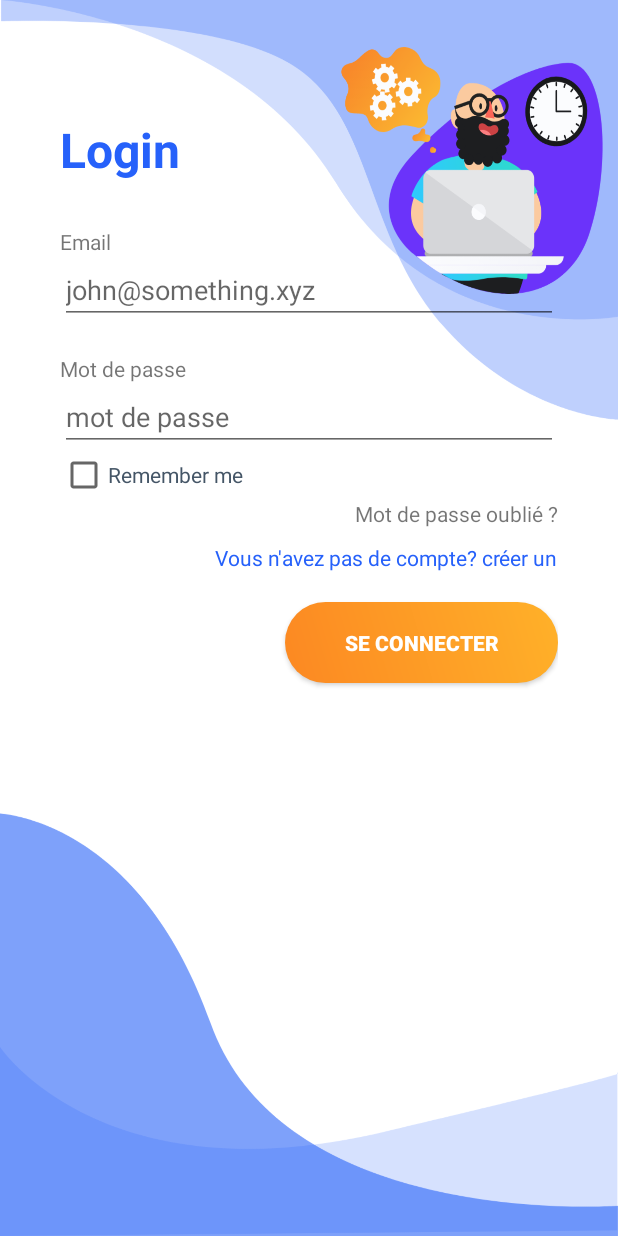
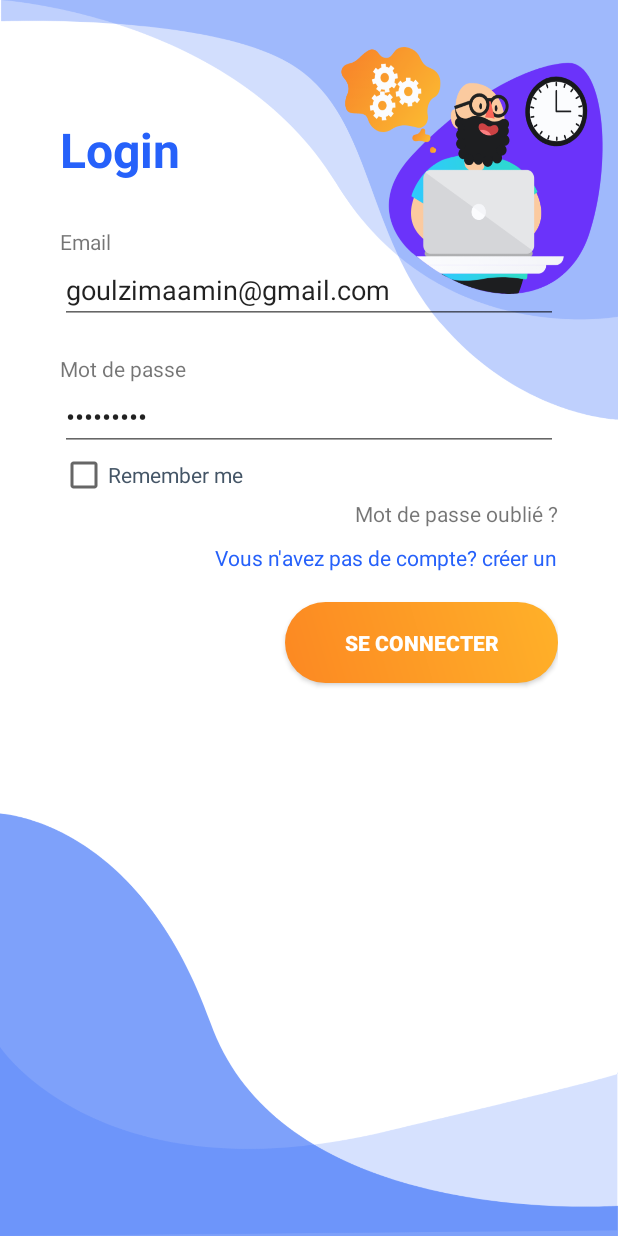
Before and after one commit to dev-hb/wesselni_mobile, an Android app: the screen it shows after launch (LoginActivity), after a tap on "SE CONNECTER", on a phone screen of 412 x 824 dp. Run offline under Robolectric (Android 15) with nearby library versions, the phone set to English and light mode, and no system bars; our stand-ins replace Volley; network calls fail; 2 statements that could not run were skipped.

Commit message:
Login is ready i add somme modification on DataConnection to make to more adaptable to API

```diff
--- a/app/src/main/AndroidManifest.xml
+++ b/app/src/main/AndroidManifest.xml
@@ -1,10 +1,11 @@
 <?xml version="1.0" encoding="utf-8"?>
 <manifest xmlns:android="http://schemas.android.com/apk/res/android"
     package="com.devcrawlers.wesselni">
-
+    <uses-permission android:name="android.permission.INTERNET" />
     <application
         android:allowBackup="true"
         android:icon="@mipmap/ic_launcher"
+        android:usesCleartextTraffic="true"
         android:label="@string/app_name"
         android:roundIcon="@mipmap/ic_launcher_round"
         android:supportsRtl="true"
--- a/app/src/main/java/com/devcrawlers/wesselni/LoginActivity.java
+++ b/app/src/main/java/com/devcrawlers/wesselni/LoginActivity.java
@@ -2,23 +2,103 @@ package com.devcrawlers.wesselni;
 
 import androidx.appcompat.app.AppCompatActivity;
 
+import android.content.Context;
 import android.content.Intent;
+import android.content.SharedPreferences;
 import android.os.Bundle;
 import android.util.Log;
 import android.view.View;
+import android.widget.Button;
+import android.widget.EditText;
+import android.widget.ProgressBar;
 import android.widget.Toast;
 
+import com.devcrawlers.wesselni.connection.DataConnection;
+import com.devcrawlers.wesselni.connection.Provider;
+
+import org.json.JSONObject;
+
 public class LoginActivity extends AppCompatActivity {
+
+    private EditText editTextLogin,editTextPassword;
+    private Button buttonLogin;
+    private ProgressBar progressBar;
 
     @Override
     protected void onCreate(Bundle savedInstanceState) {
         super.onCreate(savedInstanceState);
         setContentView(R.layout.activity_login);
+        editTextLogin=(EditText) findViewById(R.id.email);
+        editTextPassword=(EditText) findViewById(R.id.password);
+        editTextLogin.setText("goulzimaamin@gmail.com");
+        editTextPassword.setText("azerty123");
+        buttonLogin=(Button) findViewById(R.id.btnLogin);
+        progressBar=(ProgressBar) findViewById(R.id.progressBar);
+
 
     }
 
     public void doLogin(View view){
-        Log.d("info", "Button login pressed!");
+        DataConnection dataConnection=new DataConnection(this,"login") {
+            @Override
+            public void before() {
+                buttonLogin.setVisibility(View.GONE);
+                progressBar.setVisibility(View.VISIBLE);
+
+            }
+
+            @Override
+            public void after() {
+                buttonLogin.setVisibility(View.VISIBLE);
+                progressBar.setVisibility(View.GONE);
+            }
+
+            @Override
+            public void onFinish(String reponse) {
+                //Log.wtf("the Tag ---------",reponse);
+                try{
+                    JSONObject jsonObjectRespance = new JSONObject(reponse);
+                    if(jsonObjectRespance.getBoolean("success")==true){
+                        //i save the token in the Preferances..
+                       saveToken(jsonObjectRespance.getString("token"));
+
+                        SharedPreferences sharedPref = LoginActivity.this.getPreferences(Context.MODE_PRIVATE);
+                        String token=sharedPref.getString("token","null");
+
+                       Toast.makeText(LoginActivity.this,"You connected sexesFully"+token,Toast.LENGTH_LONG).show();
+                    }
+                }catch (Exception e){
+                    e.printStackTrace();
+                }
+
+            }
+
+            @Override
+            public void onError(String error) {
+                try{
+                    JSONObject jsonObject=new JSONObject(error);
+                    if(jsonObject.getBoolean("q")== false){
+                        editTextLogin.setError(jsonObject.getString("message"));
+                    }else{
+                        Toast.makeText(LoginActivity.this,"Error de Connextion",Toast.LENGTH_LONG).show();
+                    }
+                }catch (Exception e){
+                    e.printStackTrace();
+                }
+
+
+            }
+        };
+        dataConnection.addParams("email",editTextLogin.getText().toString())
+                .addParams("password",editTextPassword.getText().toString());
+        dataConnection.startConnection();
+    }
+
+    private void saveToken(String token) {
+        SharedPreferences sharedPref = this.getPreferences(Context.MODE_PRIVATE);
+        SharedPreferences.Editor editor = sharedPref.edit();
+        editor.putString("token", token);
+        editor.commit();
     }
 
     public void goRegister(View view){
--- a/app/src/main/res/layout/activity_login.xml
+++ b/app/src/main/res/layout/activity_login.xml
@@ -86,13 +86,24 @@
 
         <Button
             android:id="@+id/btnLogin"
+            style="@style/loginButton"
             android:layout_width="wrap_content"
             android:layout_height="wrap_content"
-            style="@style/loginButton"
             android:layout_gravity="right"
+            android:layout_marginTop="@dimen/loginViewsMargin"
             android:onClick="doLogin"
-            android:layout_marginTop="@dimen/loginViewsMargin"
             android:text="Se connecter" />
+
+        <ProgressBar
+            android:id="@+id/progressBar"
+            style="?android:attr/progressBarStyle"
+            android:layout_width="wrap_content"
+            android:layout_height="wrap_content"
+            android:layout_gravity="right"
+            android:layout_marginRight="60dp"
+            android:visibility="gone"
+            android:layout_marginTop="20dp"
+            />
 
     </LinearLayout>
 </androidx.constraintlayout.widget.ConstraintLayout>
```
Also changed, not shown: app/src/main/java/com/devcrawlers/wesselni/connection/DataConnection.java (+17 -14 lines).
